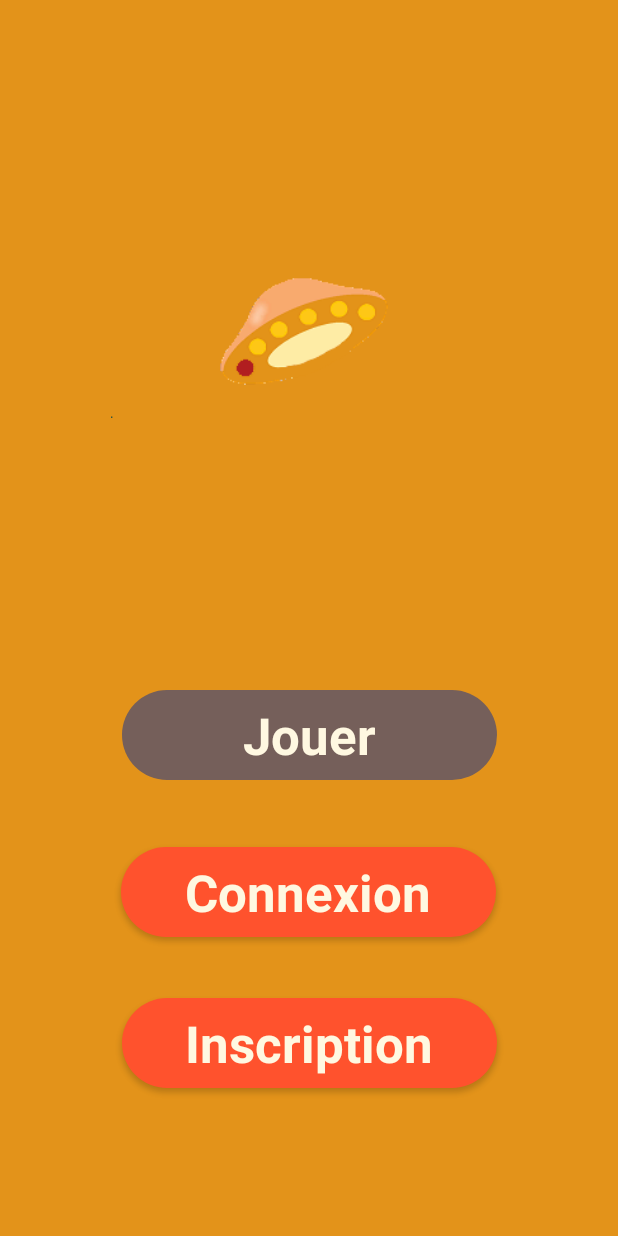
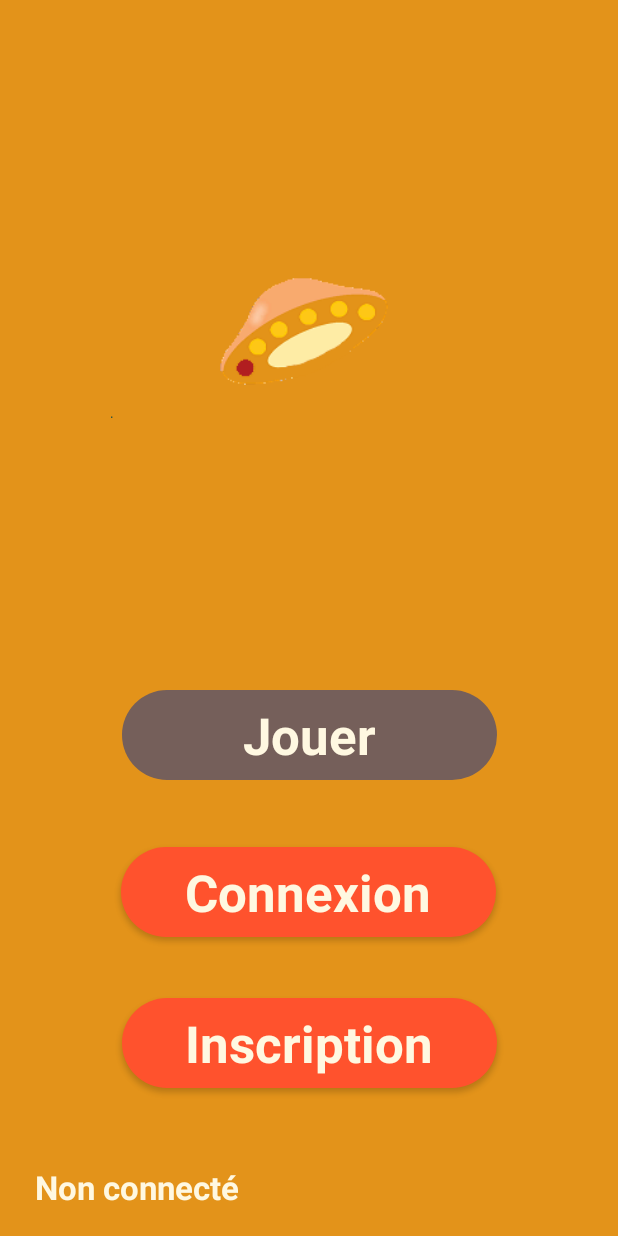
Before and after one commit to Iragnum/Puissance11, an Android app: the screen it shows after launch (MainActivity), on a phone screen of 412 x 824 dp. Run offline under Robolectric (Android 15) with nearby library versions, the phone set to English and light mode, and no system bars; our stand-ins replace Firebase (no records; nobody signed in at launch, a user with empty details on screens opened directly); Roboto replaces fonts that are not available here.

Commit message:
PB avec la connexion Google et une fois connecté pas possible de jouer

```diff
--- a/app/src/main/java/com/example/puissance11/MainActivity.java
+++ b/app/src/main/java/com/example/puissance11/MainActivity.java
@@ -10,6 +10,11 @@ import android.media.MediaPlayer;
 import android.os.Build;
 import android.os.Bundle;
 import android.view.View;
+import android.widget.TextView;
+import android.widget.Toast;
+
+import com.google.firebase.auth.FirebaseAuth;
+import com.google.firebase.auth.FirebaseUser;
 
 public class MainActivity extends AppCompatActivity {
     AppCompatButton jouer;
@@ -17,6 +22,7 @@ public class MainActivity extends AppCompatActivity {
     AppCompatButton inscription;
     AppCompatButton deconnexion;
     MediaPlayer mediaPlayer;
+    TextView user_connecte;
     boolean connected;
     boolean gagne = false;
     int jeu = 0;
@@ -33,16 +39,23 @@ public class MainActivity extends AppCompatActivity {
 
         cacherBarre();
 
-        connected =false;
+        user_connecte= findViewById(R.id.textViewConnexion);
         jouer = findViewById(R.id.jouer);
         connexion = findViewById(R.id.connexion);
         inscription = findViewById(R.id.cancel);
         deconnexion = findViewById(R.id.deconnexion);
 
+        FirebaseUser user = FirebaseAuth.getInstance().getCurrentUser();
+        if (user != null) {
+            user_connecte.setText(user.getEmail());
+            connected =true;
+        } else {
+            user_connecte.setText("Non connecté");
+            connected =false;
+        }
         deconnexion.setOnClickListener(view -> {
-            connected=false;
-            //mAuth.signOut();
-            //Toast.makeText(Inscription.this, "Déconnecté", Toast.LENGTH_SHORT).show();
+            FirebaseAuth.getInstance().signOut();
+            Toast.makeText(MainActivity.this, "Déconnecté", Toast.LENGTH_SHORT).show();
             onResume();
         });
 
@@ -76,7 +89,6 @@ public class MainActivity extends AppCompatActivity {
             startActivityForResult(retour,1);
             overridePendingTransition(R.anim.lefttoright, R.anim.righttoleft);
         });
-
 
     }
 
@@ -145,6 +157,15 @@ public class MainActivity extends AppCompatActivity {
         super.onResume();
         jouer.setEnabled(connected);
         inscription.setEnabled(!connected);
+
+        FirebaseUser user = FirebaseAuth.getInstance().getCurrentUser();
+        if (user != null) {
+            user_connecte.setText(user.getEmail());
+            connected =true;
+        } else {
+            user_connecte.setText("Non connecté");
+            connected =false;
+        }
         if(!musicNotReleased) {
             mediaPlayer = MediaPlayer.create(getApplicationContext(), R.raw.menu);
             musicNotReleased = true;
--- a/app/src/main/res/layout/activity_main.xml
+++ b/app/src/main/res/layout/activity_main.xml
@@ -96,6 +96,7 @@
         app:layout_constraintVertical_bias="0.871" />
 
     <pl.droidsonroids.gif.GifImageView
+        android:id="@+id/gifImageView"
         android:layout_width="264dp"
         android:layout_height="175dp"
         android:src="@drawable/ovnigif2"
@@ -104,5 +105,20 @@
         app:layout_constraintStart_toStartOf="parent"
         app:layout_constraintTop_toTopOf="parent" />
 
+    <TextView
+        android:id="@+id/textViewConnexion"
+        android:layout_width="wrap_content"
+        android:layout_height="wrap_content"
+        android:textColor="#FFF8E1"
+        android:textColorLink="#D34242"
+        android:textSize="22sp"
+        android:textStyle="bold"
+        app:layout_constraintBottom_toBottomOf="parent"
+        app:layout_constraintEnd_toEndOf="parent"
+        app:layout_constraintHorizontal_bias="0.085"
+        app:layout_constraintStart_toStartOf="parent"
+        app:layout_constraintTop_toTopOf="parent"
+        app:layout_constraintVertical_bias="0.977" />
+
 
 </androidx.constraintlayout.widget.ConstraintLayout>
--- a/app/src/main/res/values/strings.xml
+++ b/app/src/main/res/values/strings.xml
@@ -9,4 +9,7 @@
     <string name="deconnexion">Déconnexion</string>
     <!-- TODO: Remove or change this placeholder text -->
     <string name="hello_blank_fragment">Hello blank fragment</string>
+    <!-- TODO: Il faut faire en sorte que l'user passe d'une activité à une autre. Tester si l'user est connecté, afficher l'adresse mail (user) et pouvoir se déco
+      Todo : Ajouter le serveur réseau
+      Todo : Lier la BDD avec un user et regarder pour le rang-->
 </resources>
```
